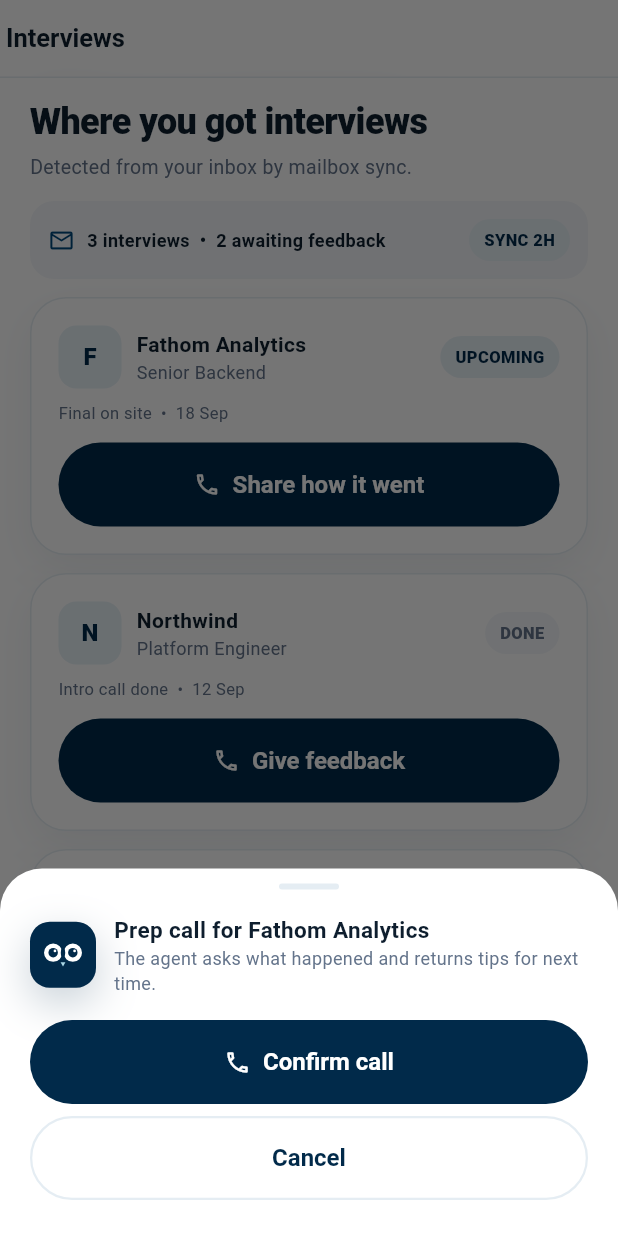
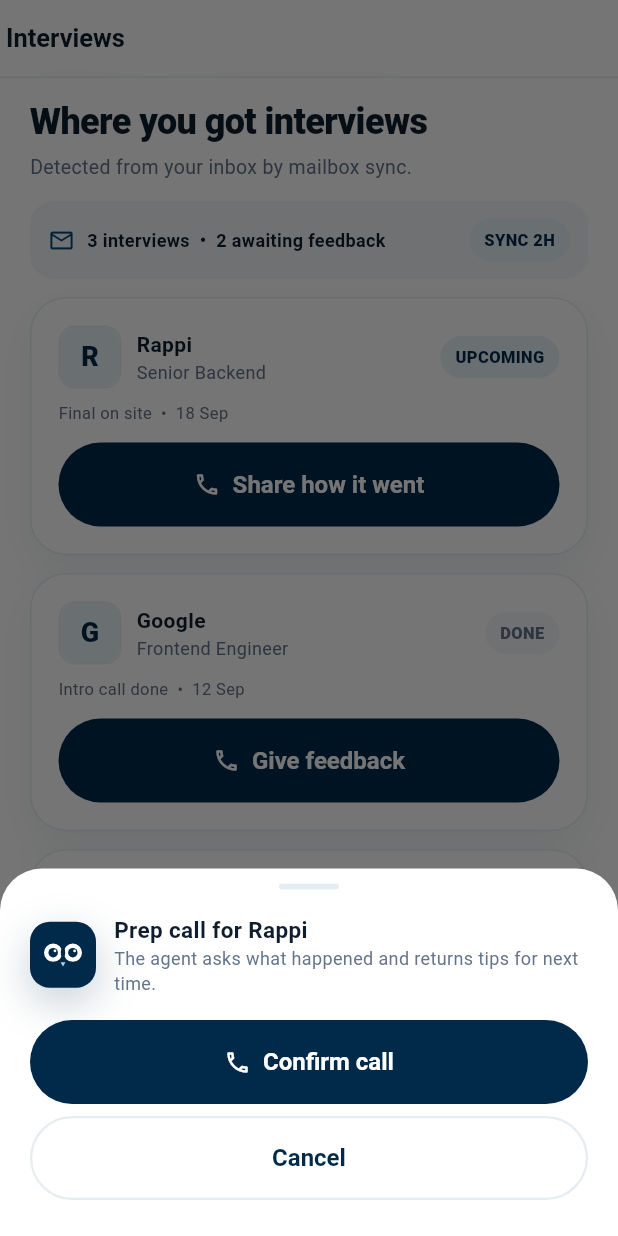
Before and after one commit to espinosacodes/dreamJob, a Flutter app: the InterviewsScreen screen opened directly, after a tap on "Share how it went", on a phone screen of 412 x 824 dp. Run offline on Flutter 3.47's test engine with Material 3 defaults, Android fonts, the phone set to English and light mode, and no system bars; network calls fail.

Commit message:
feat(app): real company logos on deck interviews and apps with fallback monogram

```diff
--- a/app/lib/main.dart
+++ b/app/lib/main.dart
@@ -763,6 +763,50 @@
 
 // Deck. Job cards on white, Bumble card discipline.
 
+String brandLogo(String company) {
+  const map = {
+    'Rappi': 'https://www.google.com/s2/favicons?domain=rappi.com&sz=128',
+    'Google': 'https://www.google.com/s2/favicons?domain=google.com&sz=128',
+    'Nubank': 'https://www.google.com/s2/favicons?domain=nubank.com.br&sz=128',
+    'Platzi': 'https://www.google.com/s2/favicons?domain=platzi.com&sz=128',
+  };
+  return map[company] ?? 'https://www.google.com/s2/favicons?domain=gmail.com&sz=128';
+}
+
+class CompanyMark extends StatelessWidget {
+  final String company;
+  final String mono;
+  final double size;
+  const CompanyMark({super.key, required this.company, required this.mono, this.size = 44});
+  @override
+  Widget build(BuildContext context) {
+    return Container(
+      width: size,
+      height: size,
+      decoration: BoxDecoration(
+        color: Colors.white,
+        borderRadius: BorderRadius.circular(size * 0.27),
+        border: Border.all(color: _line),
+      ),
+      child: ClipRRect(
+        borderRadius: BorderRadius.circular(size * 0.27),
+        child: Image.network(
+          brandLogo(company),
+          width: size,
+          height: size,
+          fit: BoxFit.cover,
+          errorBuilder: (_, __, ___) => Container(
+            color: _tint,
+            child: Center(
+              child: Text(mono, style: const TextStyle(color: _navy, fontSize: 18, fontWeight: FontWeight.w800)),
+            ),
+          ),
+        ),
+      ),
+    );
+  }
+}
+
 class JobItem {
   final String title;
   final String company;
@@ -1013,14 +1057,7 @@
                                     const SizedBox(height: 12),
                                     Row(
                                       children: [
-                                        Container(
-                                          width: 44,
-                                          height: 44,
-                                          decoration: BoxDecoration(color: _tint, borderRadius: BorderRadius.circular(12)),
-                                          child: Center(
-                                            child: Text(j.mono, style: const TextStyle(color: _navy, fontSize: 18, fontWeight: FontWeight.w800)),
-                                          ),
-                                        ),
+                                        CompanyMark(company: j.company, mono: j.mono),
                                         const SizedBox(width: 10),
                                         Expanded(
                                           child: Column(
@@ -1320,10 +1357,10 @@
         children: [
           const SectionHead(title: 'Review queue', sub: 'Every tailored artifact waits for your approval. No approve all.'),
           const SizedBox(height: 14),
-          _app('Fathom Analytics', 'Senior Backend', 'AWAITING REVIEW', 'Resume plus 12 percent keywords. Cover letter ready.', _navy, _tint),
-          _app('Northwind', 'Platform Engineer', 'NEEDS ATTENTION', 'Missing answer: salary expectation.', _amberInk, _amberBg),
-          _app('Mercury', 'Staff Data', 'SUBMITTED', 'Sent and verified by confirmation email.', _green, _greenBg),
-          _app('Acme Workday', 'Backend', 'FILLING FORM', 'Agent filling form. Gmail OTP automatic.', _blue, _tint),
+          _app('Rappi', 'Senior Backend', 'AWAITING REVIEW', 'Resume plus 12 percent keywords. Cover letter ready.', _navy, _tint),
+          _app('Google', 'Frontend Engineer', 'NEEDS ATTENTION', 'Missing answer: salary expectation.', _amberInk, _amberBg),
+          _app('Nubank', 'Platform Engineer', 'SUBMITTED', 'Sent and verified by confirmation email.', _green, _greenBg),
+          _app('Platzi', 'Staff Data', 'FILLING FORM', 'Agent filling form. Gmail OTP automatic.', _blue, _tint),
         ],
       ),
     );
@@ -1338,6 +1375,8 @@
           children: [
             Row(
               children: [
+                CompanyMark(company: co, mono: co.isEmpty ? '?' : co[0], size: 32),
+                const SizedBox(width: 8),
                 Expanded(child: Text('$co  •  $role', style: const TextStyle(color: _ink, fontWeight: FontWeight.w700, fontSize: 14))),
                 StatusPill(label: status, fg: fg, bg: bg),
               ],
@@ -1397,9 +1436,9 @@
             ),
           ),
           const SizedBox(height: 12),
-          _row(context, 'Fathom Analytics', 'Senior Backend', 'Final on site  •  18 Sep', 'UPCOMING', _navy, _tint, 'Share how it went', true),
-          _row(context, 'Northwind', 'Platform Engineer', 'Intro call done  •  12 Sep', 'DONE', _muted, _wash, 'Give feedback', false),
-          _row(context, 'Mercury', 'Staff Data', 'Technical  •  10 Sep', 'DONE', _muted, _wash, 'Give feedback', false),
+          _row(context, 'Rappi', 'Senior Backend', 'Final on site  •  18 Sep', 'UPCOMING', _navy, _tint, 'Share how it went', true),
+          _row(context, 'Google', 'Frontend Engineer', 'Intro call done  •  12 Sep', 'DONE', _muted, _wash, 'Give feedback', false),
+          _row(context, 'Nubank', 'Platform Engineer', 'Technical  •  10 Sep', 'DONE', _muted, _wash, 'Give feedback', false),
         ],
       ),
     );
@@ -1414,12 +1453,7 @@
           children: [
             Row(
               children: [
-                Container(
-                  width: 42,
-                  height: 42,
-                  decoration: BoxDecoration(color: _tint, borderRadius: BorderRadius.circular(12)),
-                  child: Center(child: Text(co[0], style: const TextStyle(color: _navy, fontWeight: FontWeight.w800, fontSize: 16))),
-                ),
+                CompanyMark(company: co, mono: co.isEmpty ? '?' : co[0], size: 42),
                 const SizedBox(width: 10),
                 Expanded(
                   child: Column(
```
